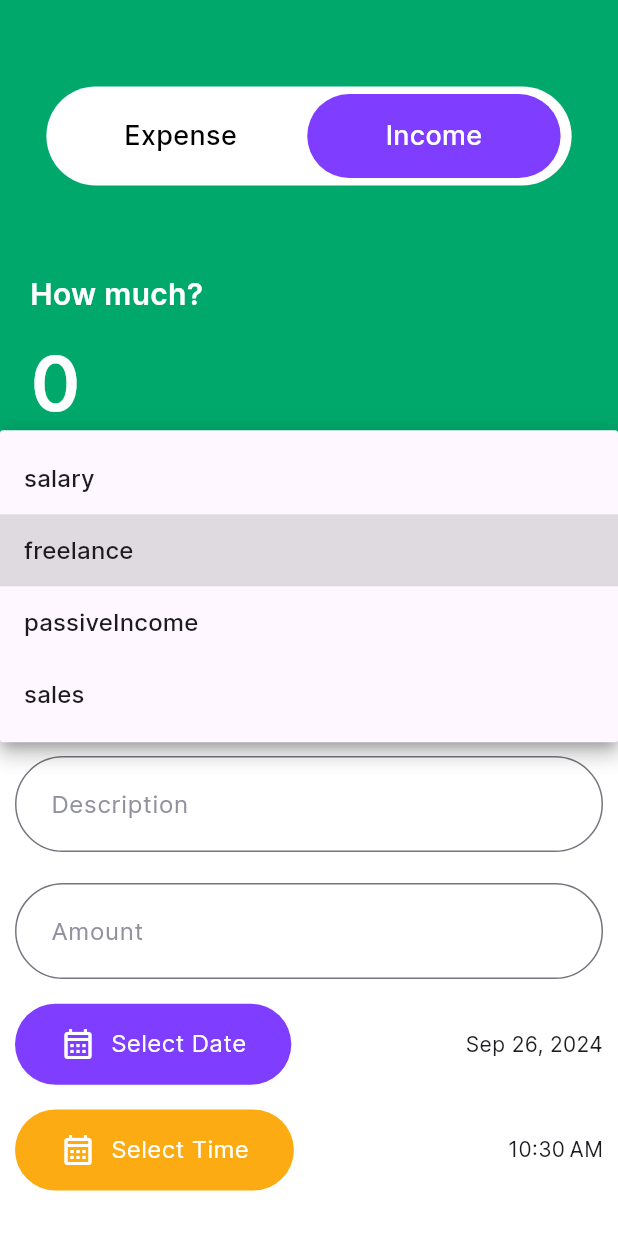
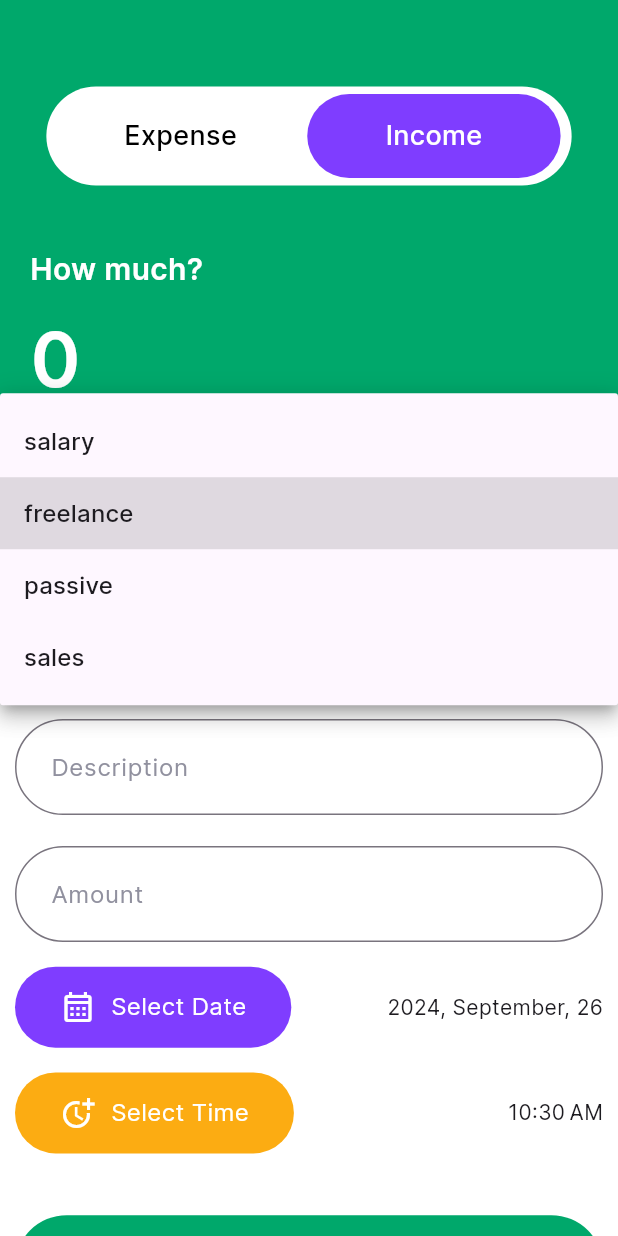
Before and after one commit to THARINDUnirmal/expenz, a Flutter app: the AddScreen screen opened directly, after a tap on "Income", after a tap on "freelance", on a phone screen of 412 x 824 dp. Run offline on Flutter 3.47's test engine with Material 3 defaults, Android fonts, the phone set to English and light mode, and no system bars; our stand-ins replace shared_preferences, smooth_page_indicator; accounts and stored records are empty.

Commit message:
models added

```diff
--- a/lib/models/expense _categories.dart
+++ b/lib/models/expense _categories.dart
@@ -1,3 +1,5 @@
+import 'package:flutter/material.dart';
+
 enum ExpenseCategories {
   shopping,
   subscriptions,
@@ -6,10 +8,40 @@ enum ExpenseCategories {
   transport,
 }
 
-final Map<ExpenseCategories, String> expenseCategoriesImaage = {
+//category images
+final Map<ExpenseCategories, String> expenseCategoryImages = {
+  ExpenseCategories.food: "assets/images/restaurant.png",
+  ExpenseCategories.transport: "assets/images/car.png",
+  ExpenseCategories.health: "assets/images/health.png",
   ExpenseCategories.shopping: "assets/images/bag.png",
   ExpenseCategories.subscriptions: "assets/images/bill.png",
-  ExpenseCategories.food: "assets/images/restaurant.png",
-  ExpenseCategories.health: "assets/images/health.png",
-  ExpenseCategories.transport: "assets/images/car.png",
 };
+
+//category colors
+final Map<ExpenseCategories, Color> expenseCategoryColors = {
+  ExpenseCategories.food: const Color(0xFFE57373),
+  ExpenseCategories.transport: const Color(0xFF81C784),
+  ExpenseCategories.health: const Color(0xFF64B5F6),
+  ExpenseCategories.shopping: const Color(0xFFFFD54F),
+  ExpenseCategories.subscriptions: const Color(0xFF9575CD),
+};
+
+final class Expense {
+  final int id;
+  final String title;
+  final double amount;
+  final ExpenseCategories category;
+  final DateTime date;
+  final DateTime time;
+  final String description;
+
+  Expense({
+    required this.id,
+    required this.title,
+    required this.amount,
+    required this.category,
+    required this.date,
+    required this.time,
+    required this.description,
+  });
+}
--- a/lib/models/income _categories.dart
+++ b/lib/models/income _categories.dart
@@ -1,13 +1,44 @@
+import 'package:flutter/material.dart';
+
 enum IncomeCategories {
   salary,
   freelance,
-  passiveIncome,
+  passive,
   sales,
 }
 
-final Map<IncomeCategories, String> incomeCategoriesImage = {
+//category images
+final Map<IncomeCategories, String> incomeCategoryImages = {
+  IncomeCategories.freelance: "assets/images/freelance.png",
+  IncomeCategories.passive: "assets/images/car.png",
+  IncomeCategories.sales: "assets/images/health.png",
   IncomeCategories.salary: "assets/images/salary.png",
-  IncomeCategories.freelance: "assets/images/expense.png",
-  IncomeCategories.passiveIncome: "assets/images/expense.png",
-  IncomeCategories.sales: "assets/images/expense.png",
 };
+
+//category colors
+final Map<IncomeCategories, Color> incomeCategoryColors = {
+  IncomeCategories.freelance: const Color(0xFFE57373),
+  IncomeCategories.passive: const Color(0xFF81C784),
+  IncomeCategories.sales: const Color(0xFF64B5F6),
+  IncomeCategories.salary: const Color(0xFFFFD54F),
+};
+
+final class Income {
+  final int id;
+  final String title;
+  final double amount;
+  final IncomeCategories category;
+  final DateTime date;
+  final DateTime time;
+  final String description;
+
+  Income({
+    required this.id,
+    required this.title,
+    required this.amount,
+    required this.category,
+    required this.date,
+    required this.time,
+    required this.description,
+  });
+}
--- a/lib/screens/add_screen.dart
+++ b/lib/screens/add_screen.dart
@@ -109,7 +109,7 @@ class _AddScreenState extends State<AddScreen> {
                     horizontal: 20,
                   ),
                   margin: EdgeInsets.only(
-                    top: MediaQuery.of(context).size.height * 0.15,
+                    top: MediaQuery.of(context).size.height * 0.13,
                   ),
                   child: const Column(
                     crossAxisAlignment: CrossAxisAlignment.start,
@@ -147,7 +147,7 @@ class _AddScreenState extends State<AddScreen> {
                     horizontal: 10,
                   ),
                   margin: EdgeInsets.only(
-                    top: MediaQuery.of(context).size.height * 0.3,
+                    top: MediaQuery.of(context).size.height * 0.27,
                   ),
                   height: MediaQuery.of(context).size.height * 0.75,
                   width: double.infinity,
@@ -312,7 +312,7 @@ class _AddScreenState extends State<AddScreen> {
                               ),
                             ),
                             Text(
-                              DateFormat.yMMMd().format(_date),
+                              DateFormat("y, MMMM, dd").format(_date),
                             ),
                           ],
                         ),
@@ -355,7 +355,7 @@ class _AddScreenState extends State<AddScreen> {
                                 child: const Row(
                                   children: [
                                     Icon(
-                                      Icons.calendar_month_outlined,
+                                      Icons.more_time,
                                       color: kWhite,
                                     ),
                                     SizedBox(
```
